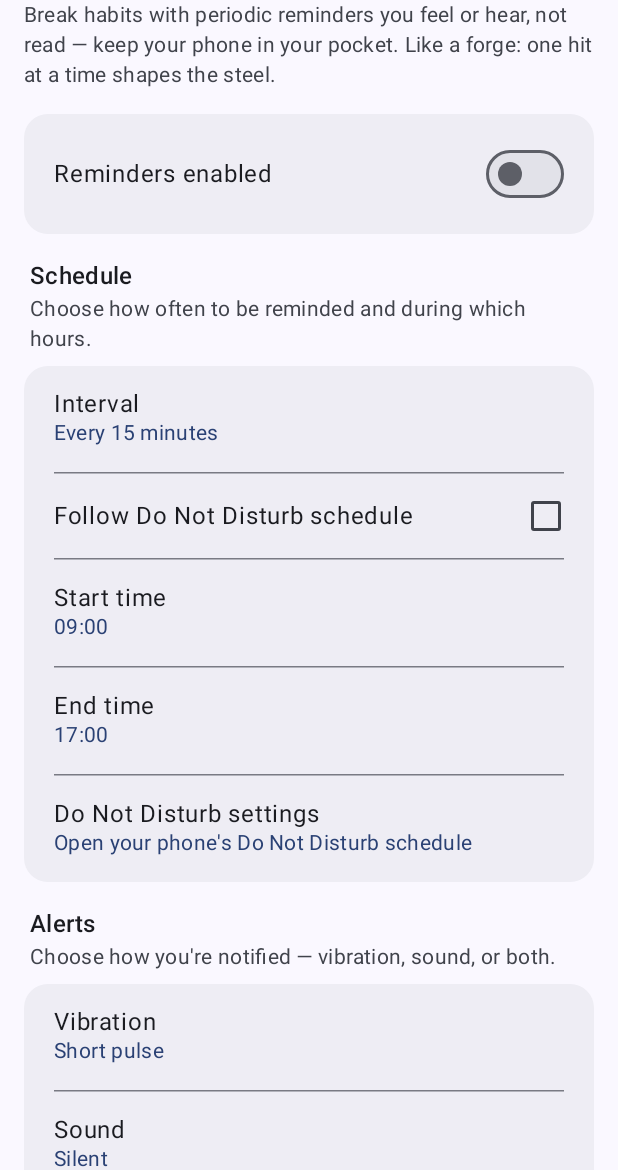
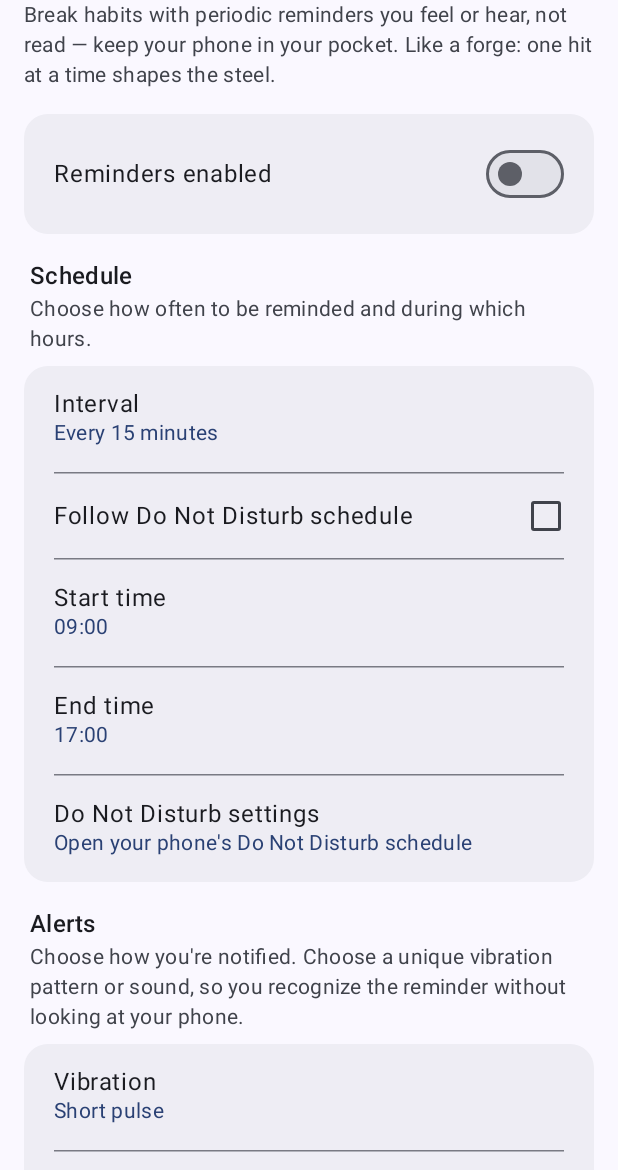
Before and after one commit to pixento/remind-forge, an Android app built with Jetpack Compose: the composable SettingsScreen shown on its own in the app's theme, on a phone screen of 412 x 824 dp, the part 66-1236 px from its top. Run offline under Robolectric (Android 15) with nearby library versions, the light colour scheme and no system bars; 13 statements that could not run were skipped.

Commit message:
Explain why picking a unique vibration pattern or sound helps

```diff
--- a/app/src/main/res/values/strings.xml
+++ b/app/src/main/res/values/strings.xml
@@ -7,7 +7,7 @@
     <string name="settings_schedule_title">Schedule</string>
     <string name="settings_schedule_description">Choose how often to be reminded and during which hours.</string>
     <string name="settings_alerts_title">Alerts</string>
-    <string name="settings_alerts_description">Choose how you\'re notified — vibration, sound, or both.</string>
+    <string name="settings_alerts_description">Choose how you\'re notified. Choose a unique vibration pattern or sound, so you recognize the reminder without looking at your phone.</string>
     <string name="vibration_label">Vibration</string>
     <string name="sound_label">Sound</string>
     <string name="silent_label">Silent</string>
```
Also changed, not shown: 4 other files.
